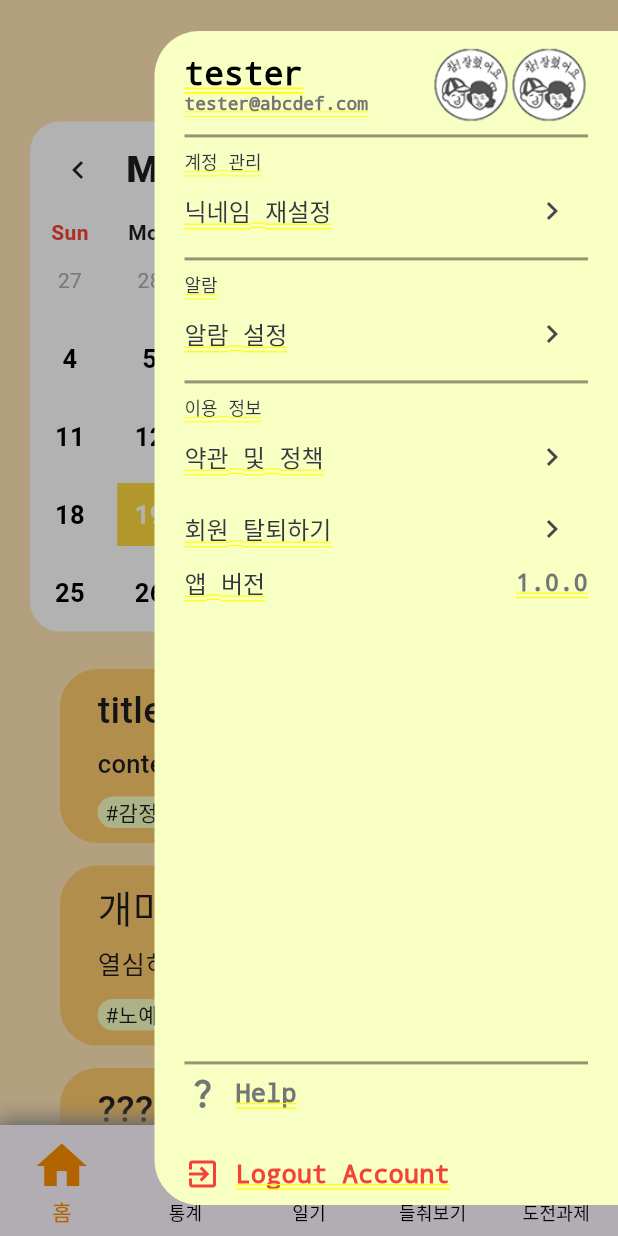
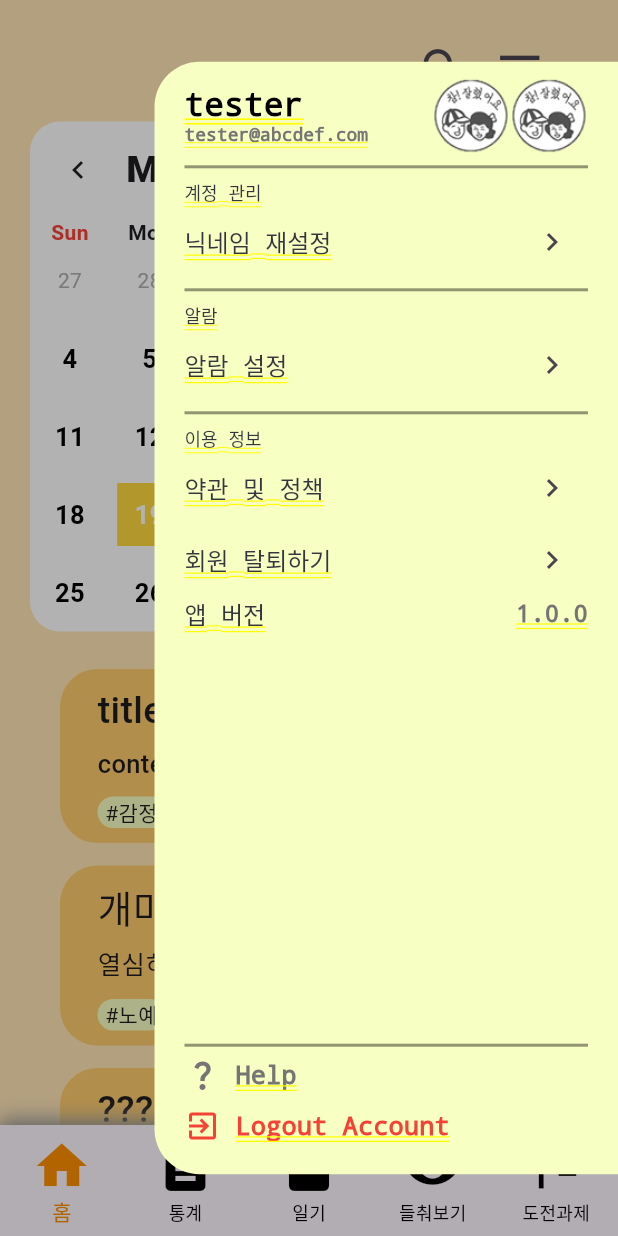
Before and after one commit to swatper/CapstoneDesign_Diary, a Flutter app: the screen it shows after launch, after a tap on the "menu" icon, on a phone screen of 412 x 824 dp. Run offline on Flutter 3.47's test engine with Material 3 defaults, Android fonts, the phone set to English and light mode, and no system bars; drawn by our look-alikes of table_calendar; our stand-ins replace fl_chart, fluttertoast, geolocator, google_maps_flutter; missing offline and left inert: custom_calender_picker, google_maps_cluster_manager, tab_container.

Commit message:
UI 관련 배치 수정

```diff
--- a/lib/HomeWindow/sidemenuwidget.dart
+++ b/lib/HomeWindow/sidemenuwidget.dart
@@ -48,7 +48,7 @@ class _SideMenuWidgetState extends State<SideMenuWidget> {
           alignment: Alignment.centerRight,
           child: Container(
             width: MediaQuery.of(context).size.width * 0.75,
-            height: MediaQuery.of(context).size.height * 0.95,
+            height: MediaQuery.of(context).size.height * 0.9,
             decoration: BoxDecoration(
               color: Color(0xffF8FFC2),
               borderRadius: BorderRadius.only(
@@ -64,6 +64,7 @@ class _SideMenuWidgetState extends State<SideMenuWidget> {
                 child: Column(
                   crossAxisAlignment: CrossAxisAlignment.start,
                   children: [
+                    //사용자 정보
                     Row(
                       mainAxisAlignment: MainAxisAlignment.spaceBetween,
                       children: [
@@ -215,9 +216,13 @@ class _SideMenuWidgetState extends State<SideMenuWidget> {
                         ),
                       ],
                     ),
-                    SizedBox(height: 300),
+                    Expanded(child: SizedBox()),
                     Divider(color: Color(0xff919572), thickness: lineThickness),
                     //기타 정보
+                    Container(
+                      padding: EdgeInsets.fromLTRB(0, 0, 0, 20),
+                      child: Column(
+                        children: [
                           Row(
                             children: [
                               Icon(
@@ -227,20 +232,29 @@ class _SideMenuWidgetState extends State<SideMenuWidget> {
                               SizedBox(width: 10),
                               Text(
                                 "Help",
-                          style: TextStyle(color: infoColor2, fontSize: 17),
+                                style: TextStyle(
+                                  color: infoColor2,
+                                  fontSize: 17,
+                                ),
                               ),
                             ],
                           ),
-                    SizedBox(height: 30),
+                          SizedBox(height: 10),
                           Row(
                             children: [
                               Icon(Icons.exit_to_app, color: Colors.red),
                               SizedBox(width: 10),
                               Text(
                                 "Logout Account",
-                          style: TextStyle(color: Colors.red, fontSize: 17),
+                                style: TextStyle(
+                                  color: Colors.red,
+                                  fontSize: 17,
+                                ),
                               ),
                             ],
+                          ),
+                        ],
+                      ),
                     ),
                   ],
                 ),
--- a/lib/profilewindow.dart
+++ b/lib/profilewindow.dart
@@ -59,6 +59,7 @@ class _ProfileWindowState extends State<ProfileWindow> {
   Widget build(BuildContext context) {
     return Padding(
       padding: EdgeInsets.symmetric(horizontal: 20),
+      child: SingleChildScrollView(
         child: Column(
           children: [
             SizedBox(height: 20),
@@ -204,6 +205,7 @@ class _ProfileWindowState extends State<ProfileWindow> {
             ),
           ],
         ),
+      ),
     );
   }
 
```
Lines whose indentation alone changed are shown as unchanged.
